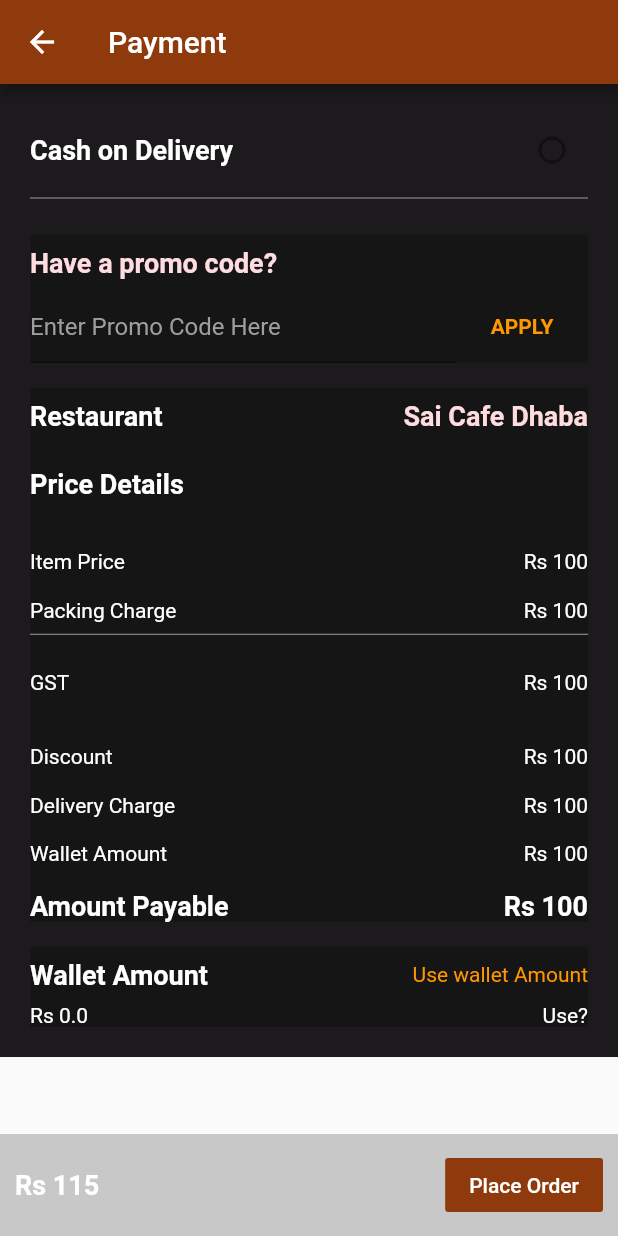
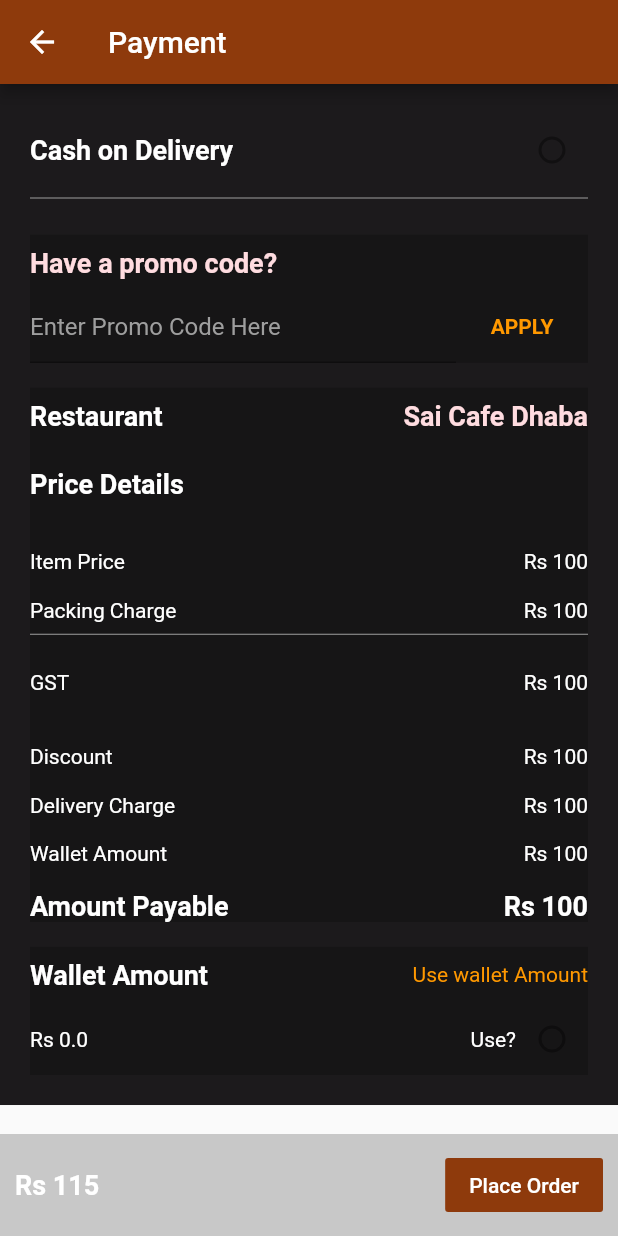
Before and after one commit to hrithikm2/bottomSheetHappens, a Flutter app: the OrderDetails screen opened directly, on a phone screen of 412 x 824 dp. Run offline on Flutter 3.47's test engine with Material 2 defaults, Android fonts, the phone set to English and light mode, and no system bars.

```diff
--- a/lib/orderDetails.dart
+++ b/lib/orderDetails.dart
@@ -243,6 +243,11 @@ class _OrderDetailsState extends State<OrderDetails> {
                                     Text('Use?',style: TextStyle(
                                       color: Colors.white,
                                     )),
+                                    Radio(
+                                      focusColor: Colors.white,
+                                      value: 'value',
+                                      toggleable: true,
+                                    )
                                   ],
                                 ),
                               ],
```
